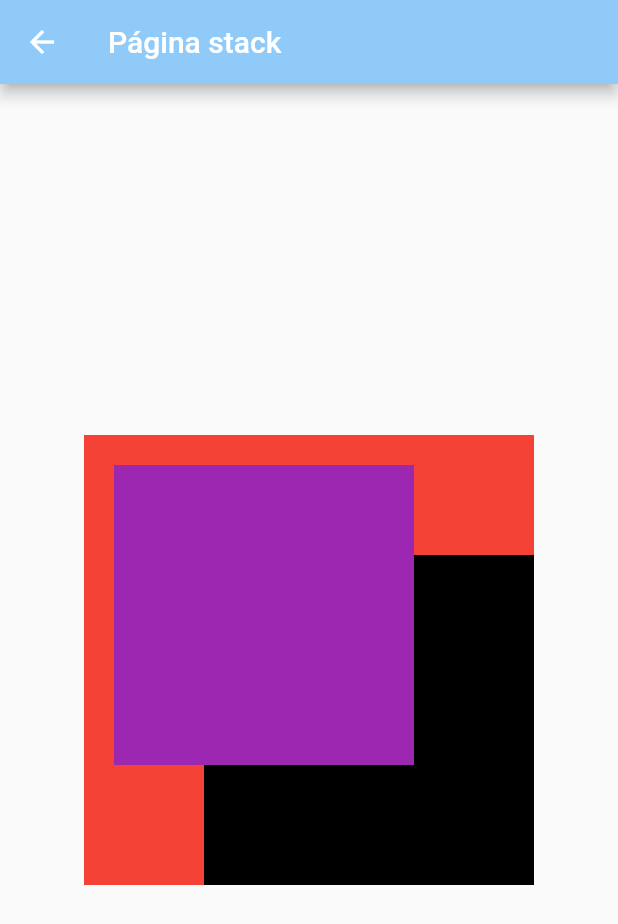
After one commit to Luisfosp00/FLUTTERAPP1, a Flutter app: the screen it shows after launch, after a tap on "Stack", on a phone screen of 412 x 824 dp. The commit adds this screen. Shown: the top 924 px of the screen. Run offline on Flutter 3.47's test engine with Material 2 defaults, Android fonts, the phone set to English and light mode, and no system bars.

Commit message:
Tercer envio

```diff
--- a/lib/main.dart
+++ b/lib/main.dart
@@ -8,6 +8,7 @@ import 'package:flutter/material.dart';
 import 'screens/dataScreen.dart';
 import 'screens/secondScreen.dart';
 import 'screens/thirdScreen.dart';
+import 'screens/stackScreen.dart';
 
 void main() {
   runApp(MaterialApp(
@@ -19,6 +20,7 @@ void main() {
       '/second':(context)=> const SecondPage(),
       '/datos':(context)=> const DataPage(),
       '/third':(context)=> const ThirdPage(),
+      '/stack':(context)=> const TestStack()
       },
     //home: HomePage(),
   ));
@@ -93,8 +95,18 @@ class HomePage extends StatelessWidget {
                 onPressed: (){
                   Navigator.pushNamed(context,'/third');
               }
+            ),
+            SizedBox(height: 10.0),
+            ElevatedButton(
+              style: ButtonStyle(
+                backgroundColor: MaterialStateProperty.all(Colors.green),
+                padding: MaterialStateProperty.all(EdgeInsets.symmetric(horizontal: 25, vertical: 15)),
+              ),
+              child: const Text('Stack'),
+                onPressed: (){
+                  Navigator.pushNamed(context,'/stack');
+              }
             )
-
             ],
             ),
     ),
--- /dev/null
+++ b/lib/screens/stackScreen.dart
@@ -0,0 +1,102 @@
+import 'package:flutter/material.dart';
+
+class TestStack extends StatelessWidget {
+  const TestStack({Key? key}) : super(key: key);
+
+  @override
+  Widget build(BuildContext context) {
+    return Scaffold(
+      appBar: AppBar(
+        title: const Text("Página stack"),
+        backgroundColor: Colors.blue[200],
+      ),
+      //body: stackSinPos()
+      body: Center(
+        child:SizedBox(
+          width:300.0,
+          height: 300.0,
+          child: Center(
+            child: Stack(
+              clipBehavior: Clip.antiAliasWithSaveLayer, fit: StackFit.expand,
+              overflow: Overflow.visible,
+              children: <Widget>[
+                Container(
+                  width:300.0,
+                  height: 300.0,
+                  color: Colors.red,
+                ),
+                Positioned(
+                  top: 80.0,
+                  left: 80.0,
+                  child: Container(
+                    width:250.0,
+                    height:250.0,
+                    color: Colors.black,
+                  )
+                ),
+                Positioned(
+                  top: 20.0,
+                  left: 20.0,
+                  child: Container(
+                    width:200.0,
+                    height:200.0,
+                    color: Colors.purple,
+                  )
+                )
+              ],
+            )
+          ),
+        )
+      ),
+    );
+  }
+  Widget  stackSinPos(){
+    return Center(
+        child:SizedBox(
+          width:300.0,
+          height: 300.0,
+          child: Stack(
+            children: <Widget>[
+              Container(
+                width: 300.0,
+                height: 300.0,
+                color: Colors.red,
+                alignment: Alignment.topRight,
+                padding: const EdgeInsets.all(15.0),
+                child: const Text(
+                  "Uno",
+                  style: TextStyle(color: Colors.white),
+                  ),
+              ),
+              Container(
+                width: 250.0,
+                height: 250.0,
+                color: Colors.black,
+                alignment: Alignment.bottomLeft,
+                padding: const EdgeInsets.all(15.0),
+                child: const Text(
+                  "Dos",
+                  style: TextStyle(color: Colors.white),
+                  ),
+              ),Container(
+                width: 200.0,
+                height: 200.0,
+                //color: Colors.purple,
+                alignment: Alignment.bottomCenter,
+                padding: const EdgeInsets.all(15.0),
+                decoration: const BoxDecoration(
+                  image:DecorationImage(
+                    image:  NetworkImage("https://ih1.redbubble.net/image.1558722819.4560/bg,f8f8f8-flat,750x,075,f-pad,750x1000,f8f8f8.jpg")
+                  ),
+                ),
+                child: const Text(
+                  "Tres",
+                  style: TextStyle(color: Colors.red),
+                ),
+              )
+            ],
+          )
+        ),
+    );
+  }
+}
```
